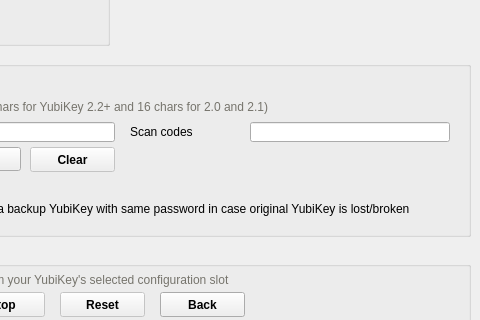
First picture: the form in src/ui/staticpage.ui, repository Yubico/yubikey-personalization-gui, before the edit; both pictures show x 250 to 730 and y 193 to 513 of the 730 by 650 pixel window.
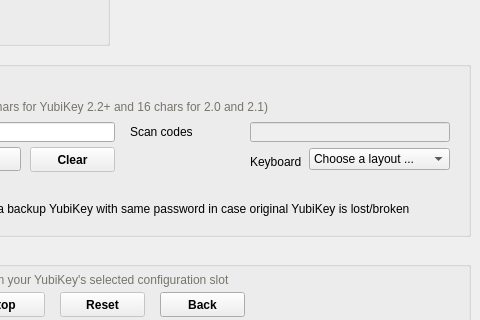
Second picture: the form after the edit. The open tabs and pages were chosen to show the change. Icons and pictures are not drawn. Custom widgets are drawn as their Qt base class.

Commit message: Added dropdown menu for keyboard layout selection.

The edit to the form file:
```diff
--- a/src/ui/staticpage.ui
+++ b/src/ui/staticpage.ui
@@ -30,7 +30,7 @@
 color: rgb(0, 0, 0);</string>
   </property>
   <property name="currentIndex">
-   <number>2</number>
+   <number>1</number>
   </property>
   <widget class="QWidget" name="basePage">
    <widget class="QLabel" name="baseHeadingLbl">
@@ -622,6 +622,9 @@
      </property>
     </widget>
     <widget class="QLineEdit" name="quickScanCodesTxt">
+     <property name="enabled">
+      <bool>false</bool>
+     </property>
      <property name="geometry">
       <rect>
        <x>490</x>
@@ -630,6 +633,63 @@
        <height>20</height>
       </rect>
      </property>
+     <property name="font">
+      <font>
+       <family>Verdana</family>
+       <pointsize>-1</pointsize>
+       <weight>50</weight>
+       <italic>false</italic>
+       <bold>false</bold>
+      </font>
+     </property>
+     <property name="styleSheet">
+      <string notr="true">font-weight: normal;</string>
+     </property>
+    </widget>
+    <widget class="QLabel" name="quickKeymapLbl">
+     <property name="geometry">
+      <rect>
+       <x>490</x>
+       <y>105</y>
+       <width>51</width>
+       <height>20</height>
+      </rect>
+     </property>
+     <property name="styleSheet">
+      <string notr="true">font-weight:normal;</string>
+     </property>
+     <property name="text">
+      <string>Keyboard</string>
+     </property>
+    </widget>
+    <widget class="QComboBox" name="quickKeymapCmb">
+     <property name="geometry">
+      <rect>
+       <x>549</x>
+       <y>101</y>
+       <width>141</width>
+       <height>22</height>
+      </rect>
+     </property>
+     <property name="sizePolicy">
+      <sizepolicy hsizetype="Fixed" vsizetype="Fixed">
+       <horstretch>0</horstretch>
+       <verstretch>0</verstretch>
+      </sizepolicy>
+     </property>
+     <property name="styleSheet">
+      <string notr="true">font-weight: normal;</string>
+     </property>
+     <item>
+      <property name="text">
+       <string>Choose a layout ...</string>
+      </property>
+     </item>
+     <item>
+      <property name="text">
+       <string>US Keyboard</string>
+      </property>
+     </item>
     </widget>
    </widget>
    <widget class="QGroupBox" name="quickActionsBox">
@@ -1130,7 +1190,7 @@
       <string notr="true">font-weight: normal;</string>
      </property>
      <property name="inputMask">
-      <string>hh hh hh hh hh hh hh hh hh hh hh hh hh hh hh hh; </string>
+      <string>hh hh hh hh hh hh hh hh hh hh hh hh hh hh hh hh</string>
      </property>
      <property name="text">
       <string>00 00 00 00 00 00 00 00 00 00 00 00 00 00 00 00</string>
@@ -1221,7 +1281,7 @@
       <string notr="true">font-weight: normal;</string>
      </property>
      <property name="inputMask">
-      <string>hh hh hh hh hh hh; </string>
+      <string>hh hh hh hh hh hh</string>
      </property>
      <property name="text">
       <string>00 00 00 00 00 00</string>
```
The commit also changes 2 other files.
